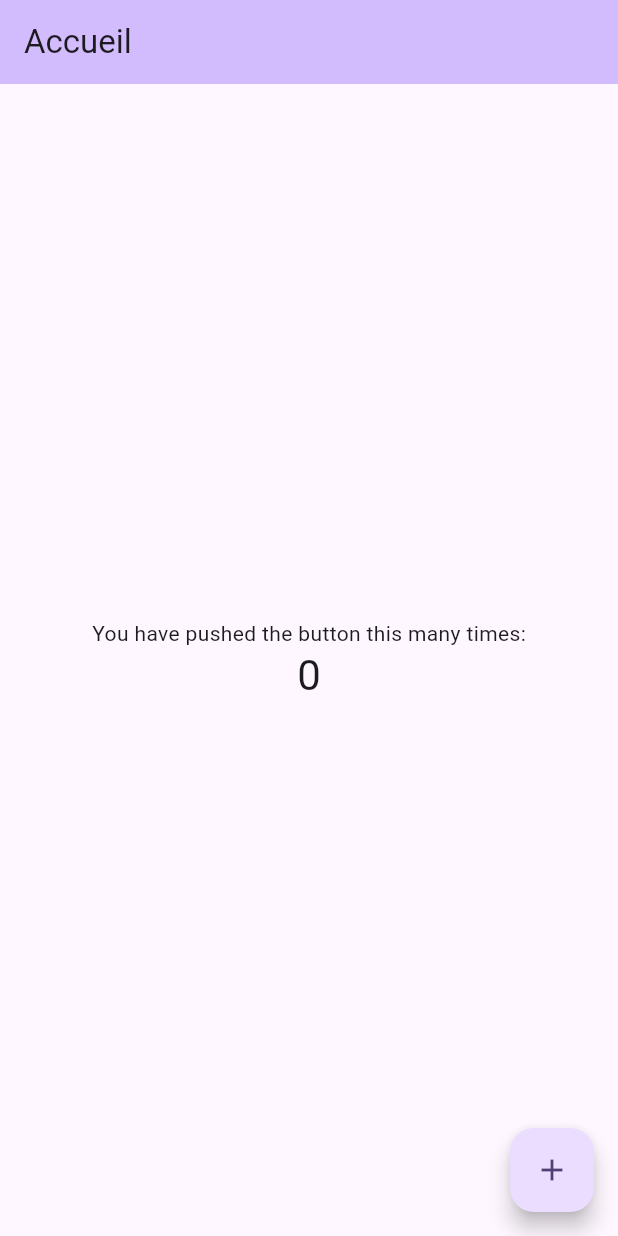
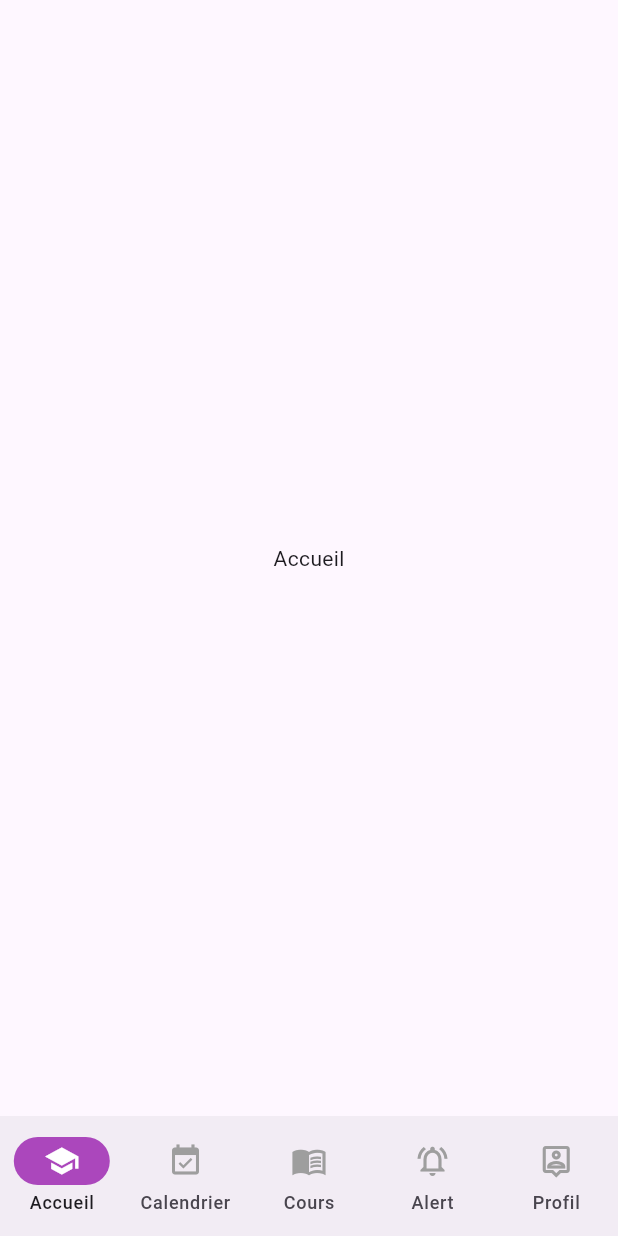
Before and after one commit to SegnonDimas/classhub, a Flutter app: the screen it shows after launch, on a phone screen of 412 x 824 dp. Run offline on Flutter 3.47's test engine with Material 3 defaults, Android fonts, the phone set to English and light mode, and no system bars.

Commit message:
mise en place de la structure de la page principale (MainPage)

```diff
--- a/lib/main.dart
+++ b/lib/main.dart
@@ -1,4 +1,4 @@
-import 'package:classhub/presentation/screens/home_page.dart';
+import 'package:classhub/presentation/screens/main_page.dart';
 import 'package:flutter/material.dart';
 
 void main() {
@@ -20,7 +20,7 @@ class MyApp extends StatelessWidget {
           primary: Colors.deepPurple,
         ),
       ),
-      home: const HomePage(),
+      home: const MainPage(),
     );
   }
 }
--- a/lib/presentation/screens/home_page.dart
+++ b/lib/presentation/screens/home_page.dart
@@ -1,4 +1,5 @@
-import "package:flutter/material.dart";
+import 'package:classhub/presentation/widgets/app_text.dart';
+import 'package:flutter/material.dart';
 
 class HomePage extends StatefulWidget {
   const HomePage({super.key});
@@ -8,38 +9,8 @@ class HomePage extends StatefulWidget {
 }
 
 class _HomePageState extends State<HomePage> {
-  int _counter = 0;
-
-  void _incrementCounter() {
-    setState(() {
-      _counter++;
-    });
-  }
-
   @override
   Widget build(BuildContext context) {
-    return Scaffold(
-      appBar: AppBar(
-        backgroundColor: Theme.of(context).colorScheme.inversePrimary,
-        title: Text('Accueil'),
-      ),
-      body: Center(
-        child: Column(
-          mainAxisAlignment: MainAxisAlignment.center,
-          children: <Widget>[
-            const Text('You have pushed the button this many times:'),
-            Text(
-              '$_counter',
-              style: Theme.of(context).textTheme.headlineMedium,
-            ),
-          ],
-        ),
-      ),
-      floatingActionButton: FloatingActionButton(
-        onPressed: _incrementCounter,
-        tooltip: 'Increment',
-        child: const Icon(Icons.add),
-      ), // This trailing comma makes auto-formatting nicer for build methods.
-    );
+    return Scaffold(body: Center(child: AppText(text: 'Accueil')));
   }
 }
--- /dev/null
+++ b/lib/presentation/screens/main_page.dart
@@ -0,0 +1,85 @@
+import "package:classhub/presentation/screens/alerts_page.dart";
+import "package:classhub/presentation/screens/user_profile_page.dart";
+import "package:flutter/material.dart";
+
+import "calendar_page.dart";
+import "courses_page.dart";
+import "home_page.dart";
+
+class MainPage extends StatefulWidget {
+  const MainPage({super.key});
+
+  @override
+  State<MainPage> createState() => _MainPageState();
+}
+
+class _MainPageState extends State<MainPage> {
+  final PageController _pageController = PageController();
+  final List _pages = [
+    HomePage(),
+    CalendarPage(),
+    CoursesPage(),
+    AlertsPage(),
+    UserProfilePage(),
+  ];
+
+  int currentPage = 0;
+
+  @override
+  Widget build(BuildContext context) {
+    return Scaffold(
+      body: PageView.builder(
+        controller: _pageController,
+        physics: NeverScrollableScrollPhysics(),
+        itemCount: _pages.length,
+        itemBuilder: (context, index) {
+          return _pages[currentPage];
+        },
+        onPageChanged: (index) {
+          setState(() {
+            currentPage = index;
+          });
+        },
+      ),
+
+      bottomNavigationBar: NavigationBar(
+        indicatorColor: Colors.purple.shade400,
+
+        selectedIndex: currentPage,
+        destinations: [
+          NavigationDestination(
+            selectedIcon: Icon(Icons.school, color: Colors.white),
+            icon: Icon(Icons.school_outlined, color: Colors.grey),
+            label: "Accueil",
+          ),
+          NavigationDestination(
+            selectedIcon: Icon(Icons.event_available, color: Colors.white),
+            icon: Icon(Icons.event_available, color: Colors.grey),
+            label: "Calendrier",
+          ),
+          NavigationDestination(
+            selectedIcon: Icon(Icons.menu_book_sharp, color: Colors.white),
+            icon: Icon(Icons.menu_book_sharp, color: Colors.grey),
+            label: "Cours",
+          ),
+          NavigationDestination(
+            selectedIcon: Icon(Icons.notifications_active, color: Colors.white),
+            icon: Icon(Icons.notifications_active_outlined, color: Colors.grey),
+            label: "Alert",
+          ),
+          NavigationDestination(
+            selectedIcon: Icon(Icons.person_pin_rounded, color: Colors.white),
+            icon: Icon(Icons.person_pin_outlined, color: Colors.grey),
+            label: "Profil",
+          ),
+        ],
+
+        onDestinationSelected: (index) {
+          setState(() {
+            currentPage = index;
+          });
+        },
+      ),
+    );
+  }
+}
```
Also changed, not shown: lib/presentation/screens/alerts_page.dart (added, +16 -0 lines), lib/presentation/screens/calendar_page.dart (added, +16 -0 lines), lib/presentation/screens/courses_page.dart (added, +16 -0 lines), lib/presentation/screens/user_profile_page.dart (added, +16 -0 lines).
